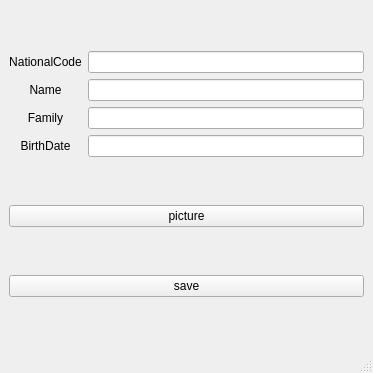
Old version of the form Editform.ui in the repository FatemeZamanian/Employee-management.
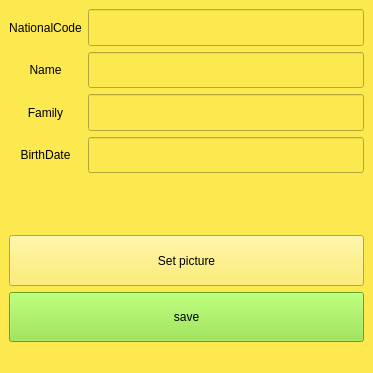
New version of the form.

```diff
--- a/Editform.ui
+++ b/Editform.ui
@@ -13,6 +13,9 @@
   <property name="windowTitle">
    <string>Edit Form</string>
   </property>
+  <property name="styleSheet">
+   <string notr="true">background-color: rgb(252, 233, 79);</string>
+  </property>
   <widget class="QWidget" name="centralwidget">
    <layout class="QVBoxLayout" name="verticalLayout">
     <item>
@@ -38,13 +41,34 @@
        </widget>
       </item>
       <item row="2" column="1">
-       <widget class="QLineEdit" name="efamily"/>
+       <widget class="QLineEdit" name="efamily">
+        <property name="sizePolicy">
+         <sizepolicy hsizetype="Expanding" vsizetype="MinimumExpanding">
+          <horstretch>0</horstretch>
+          <verstretch>0</verstretch>
+         </sizepolicy>
+        </property>
+       </widget>
       </item>
       <item row="1" column="1">
-       <widget class="QLineEdit" name="ename"/>
+       <widget class="QLineEdit" name="ename">
+        <property name="sizePolicy">
+         <sizepolicy hsizetype="Expanding" vsizetype="MinimumExpanding">
+          <horstretch>0</horstretch>
+          <verstretch>0</verstretch>
+         </sizepolicy>
+        </property>
+       </widget>
       </item>
       <item row="0" column="1">
-       <widget class="QLineEdit" name="ecode"/>
+       <widget class="QLineEdit" name="ecode">
+        <property name="sizePolicy">
+         <sizepolicy hsizetype="Expanding" vsizetype="MinimumExpanding">
+          <horstretch>0</horstretch>
+          <verstretch>0</verstretch>
+         </sizepolicy>
+        </property>
+       </widget>
       </item>
       <item row="2" column="0">
        <widget class="QLabel" name="label_3">
@@ -67,23 +91,62 @@
        </widget>
       </item>
       <item row="3" column="1">
-       <widget class="QLineEdit" name="ebirthdate"/>
+       <widget class="QLineEdit" name="ebirthdate">
+        <property name="sizePolicy">
+         <sizepolicy hsizetype="Expanding" vsizetype="MinimumExpanding">
+          <horstretch>0</horstretch>
+          <verstretch>0</verstretch>
+         </sizepolicy>
+        </property>
+       </widget>
       </item>
      </layout>
+    </item>
+    <item>
+     <layout class="QVBoxLayout" name="verticalLayout_2">
+      <item>
+       <widget class="QLabel" name="label_5">
+        <property name="sizePolicy">
+         <sizepolicy hsizetype="MinimumExpanding" vsizetype="MinimumExpanding">
+          <horstretch>0</horstretch>
+          <verstretch>0</verstretch>
+         </sizepolicy>
+        </property>
+        <property name="text">
+         <string/>
+        </property>
+       </widget>
     </item>
     <item>
      <widget class="QPushButton" name="e_pic">
+        <property name="sizePolicy">
+         <sizepolicy hsizetype="Minimum" vsizetype="MinimumExpanding">
+          <horstretch>0</horstretch>
+          <verstretch>0</verstretch>
+         </sizepolicy>
+        </property>
       <property name="text">
-       <string>picture</string>
+         <string>Set picture</string>
       </property>
      </widget>
     </item>
     <item>
      <widget class="QPushButton" name="esave">
+        <property name="sizePolicy">
+         <sizepolicy hsizetype="Minimum" vsizetype="MinimumExpanding">
+          <horstretch>0</horstretch>
+          <verstretch>0</verstretch>
+         </sizepolicy>
+        </property>
+        <property name="styleSheet">
+         <string notr="true">background-color: rgb(138, 226, 52);</string>
+        </property>
       <property name="text">
        <string>save</string>
       </property>
      </widget>
+      </item>
+     </layout>
     </item>
    </layout>
   </widget>
```
Lines whose indentation alone changed are shown as unchanged.
